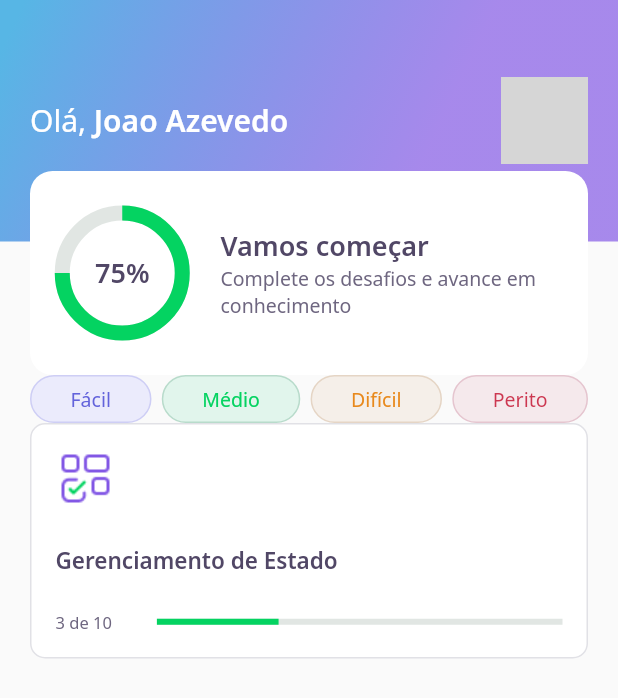
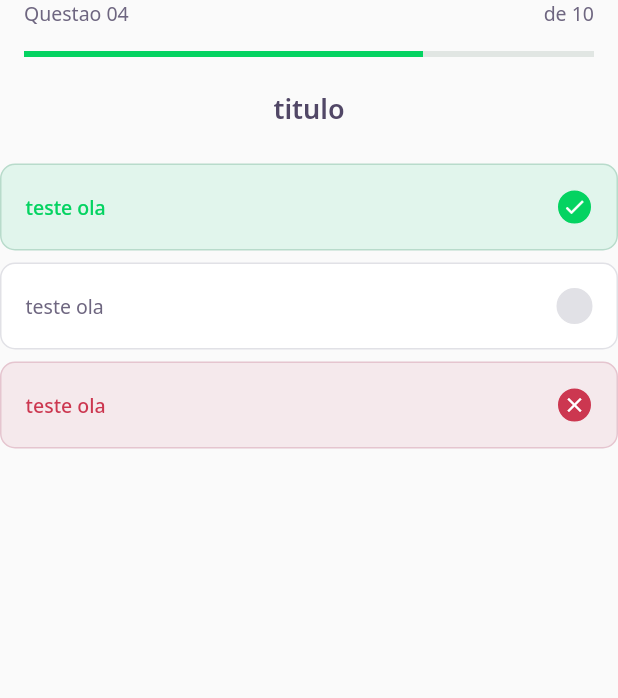
Before and after one commit to JoaoCarlosAzevedo/DevQuizz-NLW-5, a Flutter app: the screen it shows after launch, on a phone screen of 412 x 824 dp. Shown: the top 698 px of the screen. Run offline on Flutter 3.47's test engine with Material 2 defaults, Android fonts, the phone set to English and light mode, and no system bars; our stand-ins replace google_fonts; grey boxes are pictures that could not be loaded.

Commit message:
day 2 part 3 commit

```diff
--- /dev/null
+++ b/lib/challenge/challenge_page.dart
@@ -0,0 +1,21 @@
+import 'package:devquiz/challenge/widgets/question_indicator/question_indicator_widget.dart';
+import 'package:devquiz/challenge/widgets/quiz/quiz_widget.dart';
+import 'package:flutter/material.dart';
+
+class ChallengePage extends StatefulWidget {
+  @override
+  _ChallengePageState createState() => _ChallengePageState();
+}
+
+class _ChallengePageState extends State<ChallengePage> {
+  @override
+  Widget build(BuildContext context) {
+    return Scaffold(
+      appBar: PreferredSize(
+        preferredSize: Size.fromHeight(60),
+        child: SafeArea(child: QuestionIndicatorWidget()),
+      ),
+      body: QuizWidget(title: "titulo"),
+    );
+  }
+}
--- /dev/null
+++ b/lib/challenge/widgets/awnser/awnser_widget.dart
@@ -0,0 +1,89 @@
+import 'package:devquiz/core/core.dart';
+import 'package:flutter/material.dart';
+
+class AwnserWidget extends StatelessWidget {
+  final String title;
+  final bool isRight;
+  final bool isSelected;
+
+  const AwnserWidget({
+    Key? key,
+    required this.title,
+    this.isRight = false,
+    this.isSelected = false,
+  }) : super(key: key);
+
+  Color get _color => isSelected
+      ? isRight
+          ? AppColors.darkGreen
+          : AppColors.darkRed
+      : AppColors.border;
+
+  Color get _border => isSelected
+      ? isRight
+          ? AppColors.lightGreen
+          : AppColors.lightRed
+      : AppColors.border;
+
+  Color get _colorCard => isSelected
+      ? isRight
+          ? AppColors.lightGreen
+          : AppColors.lightRed
+      : AppColors.white;
+
+  Color get _borderCard => isSelected
+      ? isRight
+          ? AppColors.green
+          : AppColors.red
+      : AppColors.border;
+
+  TextStyle get _textStyle => isSelected
+      ? isRight
+          ? AppTextStyles.bodyDarkGreen
+          : AppTextStyles.bodyDarkRed
+      : AppTextStyles.body;
+
+  IconData get _selectedIconRight => isRight ? Icons.check : Icons.close;
+
+  @override
+  Widget build(BuildContext context) {
+    return Padding(
+      padding: const EdgeInsets.only(bottom: 8),
+      child: Container(
+        padding: EdgeInsets.all(16),
+        decoration: BoxDecoration(
+          color: _colorCard,
+          borderRadius: BorderRadius.circular(10),
+          border: Border.fromBorderSide(BorderSide(color: _borderCard)),
+        ),
+        child: Row(
+          mainAxisAlignment: MainAxisAlignment.spaceBetween,
+          children: [
+            Expanded(
+              child: Text(
+                title,
+                style: _textStyle,
+              ),
+            ),
+            Container(
+              width: 24,
+              height: 24,
+              decoration: BoxDecoration(
+                color: _color,
+                borderRadius: BorderRadius.circular(16),
+                border: Border.fromBorderSide(BorderSide(color: _border)),
+              ),
+              child: isSelected
+                  ? Icon(
+                      _selectedIconRight,
+                      size: 16,
+                      color: Colors.white,
+                    )
+                  : null,
+            ),
+          ],
+        ),
+      ),
+    );
+  }
+}
--- /dev/null
+++ b/lib/challenge/widgets/question_indicator/question_indicator_widget.dart
@@ -0,0 +1,33 @@
+import 'package:devquiz/core/core.dart';
+import 'package:devquiz/shared/widgets/progress_indicator_widget.dart';
+import 'package:flutter/material.dart';
+
+class QuestionIndicatorWidget extends StatelessWidget {
+  @override
+  Widget build(BuildContext context) {
+    return Container(
+      padding: EdgeInsets.symmetric(horizontal: 16),
+      child: Column(
+        children: [
+          Row(
+            mainAxisAlignment: MainAxisAlignment.spaceBetween,
+            children: [
+              Text(
+                "Questao 04",
+                style: AppTextStyles.body,
+              ),
+              Text(
+                "de 10",
+                style: AppTextStyles.body,
+              )
+            ],
+          ),
+          SizedBox(
+            height: 16,
+          ),
+          ProgressIndicatorWidget(value: 0.7),
+        ],
+      ),
+    );
+  }
+}
--- /dev/null
+++ b/lib/challenge/widgets/quiz/quiz_widget.dart
@@ -0,0 +1,41 @@
+import 'package:devquiz/challenge/widgets/awnser/awnser_widget.dart';
+import 'package:devquiz/core/core.dart';
+import 'package:flutter/material.dart';
+
+class QuizWidget extends StatelessWidget {
+  final String title;
+
+  const QuizWidget({Key? key, required this.title}) : super(key: key);
+
+  @override
+  Widget build(BuildContext context) {
+    return Container(
+      child: Column(
+        children: [
+          Text(
+            title,
+            style: AppTextStyles.heading,
+          ),
+          SizedBox(
+            height: 24,
+          ),
+          AwnserWidget(
+            title: "teste ola",
+            isSelected: true,
+            isRight: true,
+          ),
+          AwnserWidget(
+            title: "teste ola",
+            isRight: true,
+            isSelected: false,
+          ),
+          AwnserWidget(
+            title: "teste ola",
+            isSelected: true,
+            isRight: false,
+          ),
+        ],
+      ),
+    );
+  }
+}
--- a/lib/core/app_widget.dart
+++ b/lib/core/app_widget.dart
@@ -1,3 +1,4 @@
+import 'package:devquiz/challenge/challenge_page.dart';
 import 'package:devquiz/home/home_page.dart';
 
 import 'package:flutter/material.dart';
@@ -7,7 +8,7 @@ class AppWidget extends StatelessWidget {
   Widget build(BuildContext context) {
     return MaterialApp(
       title: "DevQuiz",
-      home: HomePage(),
+      home: ChallengePage(),
     );
   }
 }
--- a/lib/home/home_page.dart
+++ b/lib/home/home_page.dart
@@ -19,6 +19,9 @@ class _HomePageState extends State<HomePage> {
           padding: const EdgeInsets.symmetric(horizontal: 20),
           child: Column(
             children: [
+              SizedBox(
+                height: 24,
+              ),
               Row(
                 mainAxisAlignment: MainAxisAlignment.spaceBetween,
                 children: [
@@ -28,7 +31,21 @@ class _HomePageState extends State<HomePage> {
                   LevelButtonWidget(label: "Perito"),
                 ],
               ),
-              QuizCardWidget(),
+              SizedBox(
+                height: 24,
+              ),
+              Expanded(
+                child: GridView.count(
+                  crossAxisCount: 2,
+                  crossAxisSpacing: 16,
+                  mainAxisSpacing: 16,
+                  children: [
+                    QuizCardWidget(),
+                    QuizCardWidget(),
+                    QuizCardWidget(),
+                  ],
+                ),
+              ),
             ],
           ),
         ));
--- a/lib/home/widgets/quiz_card/quiz_card_widget.dart
+++ b/lib/home/widgets/quiz_card/quiz_card_widget.dart
@@ -1,4 +1,5 @@
 import 'package:devquiz/core/core.dart';
+import 'package:devquiz/shared/widgets/progress_indicator_widget.dart';
 import 'package:flutter/material.dart';
 
 class QuizCardWidget extends StatelessWidget {
@@ -38,18 +39,13 @@ class QuizCardWidget extends StatelessWidget {
               Expanded(
                 flex: 1,
                 child: Text(
-                  "3 de 10",
+                  "3/10",
                   style: AppTextStyles.body11,
                 ),
               ),
               Expanded(
                 flex: 4,
-                child: LinearProgressIndicator(
-                  value: 0.3,
-                  backgroundColor: AppColors.chartSecondary,
-                  valueColor:
-                      AlwaysStoppedAnimation<Color>(AppColors.chartPrimary),
-                ),
+                child: ProgressIndicatorWidget(value: 0.3),
               )
             ],
           )
--- /dev/null
+++ b/lib/shared/widgets/progress_indicator_widget.dart
@@ -0,0 +1,18 @@
+import 'package:devquiz/core/core.dart';
+import 'package:flutter/material.dart';
+
+class ProgressIndicatorWidget extends StatelessWidget {
+  final double value;
+
+  const ProgressIndicatorWidget({Key? key, required this.value})
+      : super(key: key);
+
+  @override
+  Widget build(BuildContext context) {
+    return LinearProgressIndicator(
+      value: value,
+      backgroundColor: AppColors.chartSecondary,
+      valueColor: AlwaysStoppedAnimation<Color>(AppColors.chartPrimary),
+    );
+  }
+}
```
